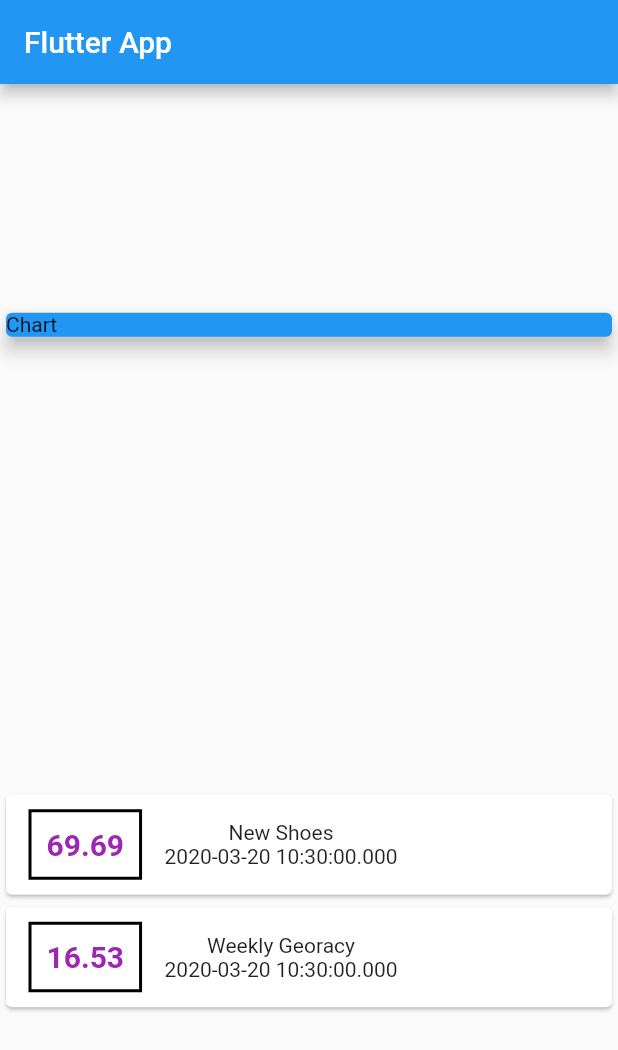
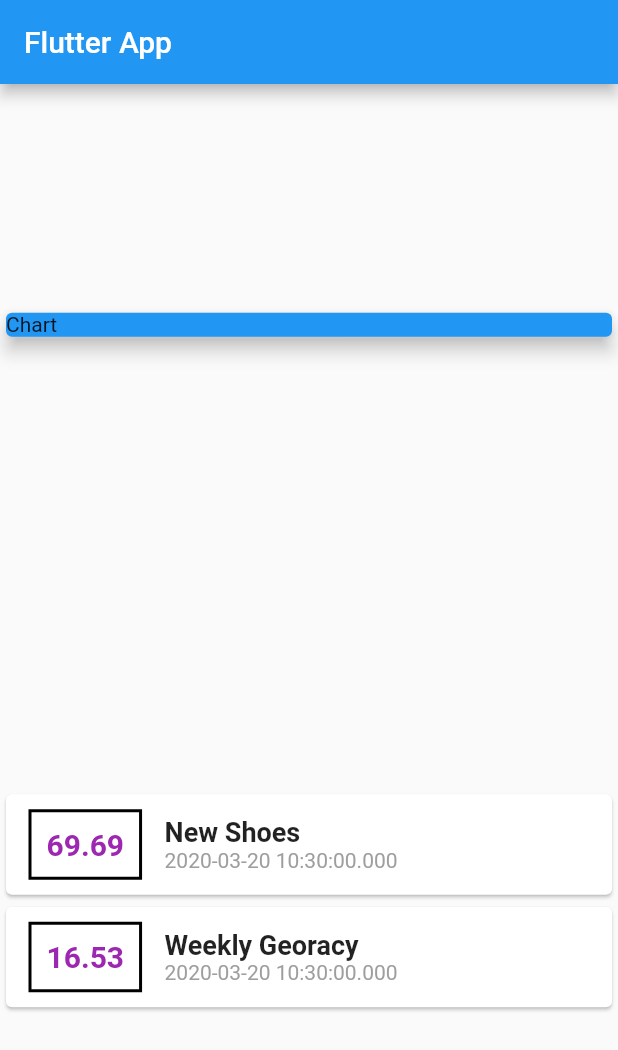
Before and after one commit to sliemansalah/expanse_planner, a Flutter app: the screen it shows after launch, on a phone screen of 412 x 824 dp. Shown: the top 1050 px of the screen. Run offline on Flutter 3.47's test engine with Material 2 defaults, Android fonts, the phone set to English and light mode, and no system bars.

Commit message:
style another text

```diff
--- a/lib/main.dart
+++ b/lib/main.dart
@@ -60,9 +60,21 @@ class MyHomePage extends StatelessWidget {
                         ),
                     ),
                     Column(
+                      crossAxisAlignment: CrossAxisAlignment.start,
                       children: <Widget>[
-                        Text(tx.title),
-                        Text(tx.date.toString())
+                        Text(
+                          tx.title,
+                          style: TextStyle(
+                            fontSize: 18,
+                            fontWeight: FontWeight.bold
+                          ),
+                        ),
+                        Text(
+                          tx.date.toString(),
+                          style: TextStyle(
+                            color:Colors.grey
+                          ),
+                          )
                       ],
                     )
                   ],
```
